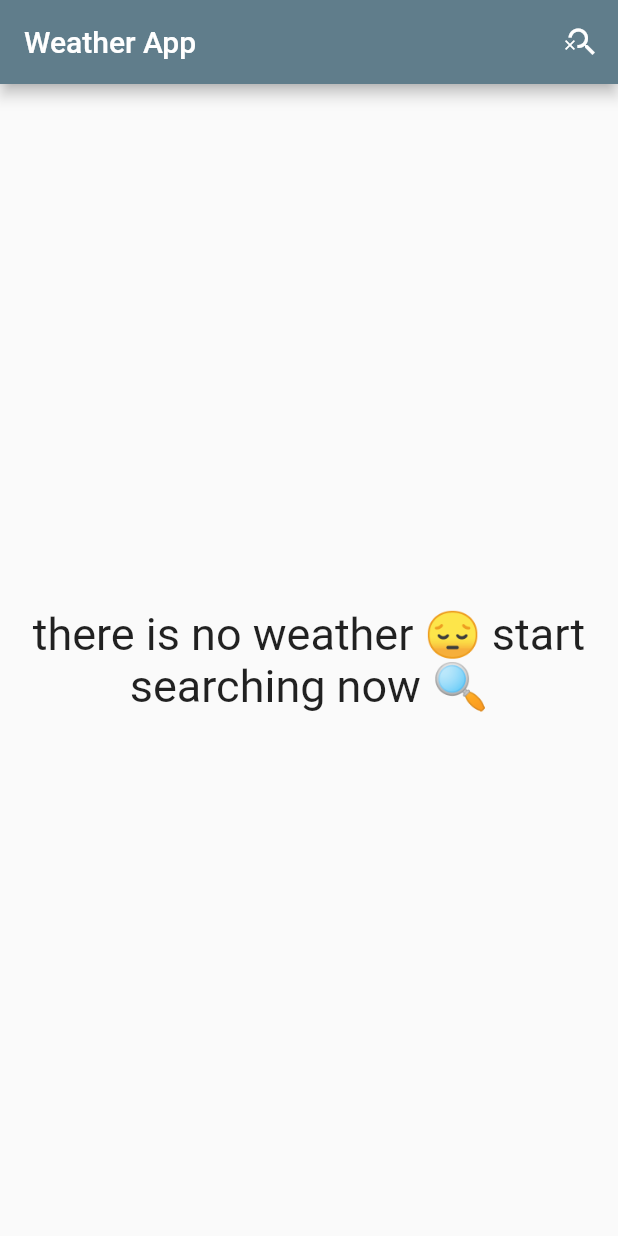
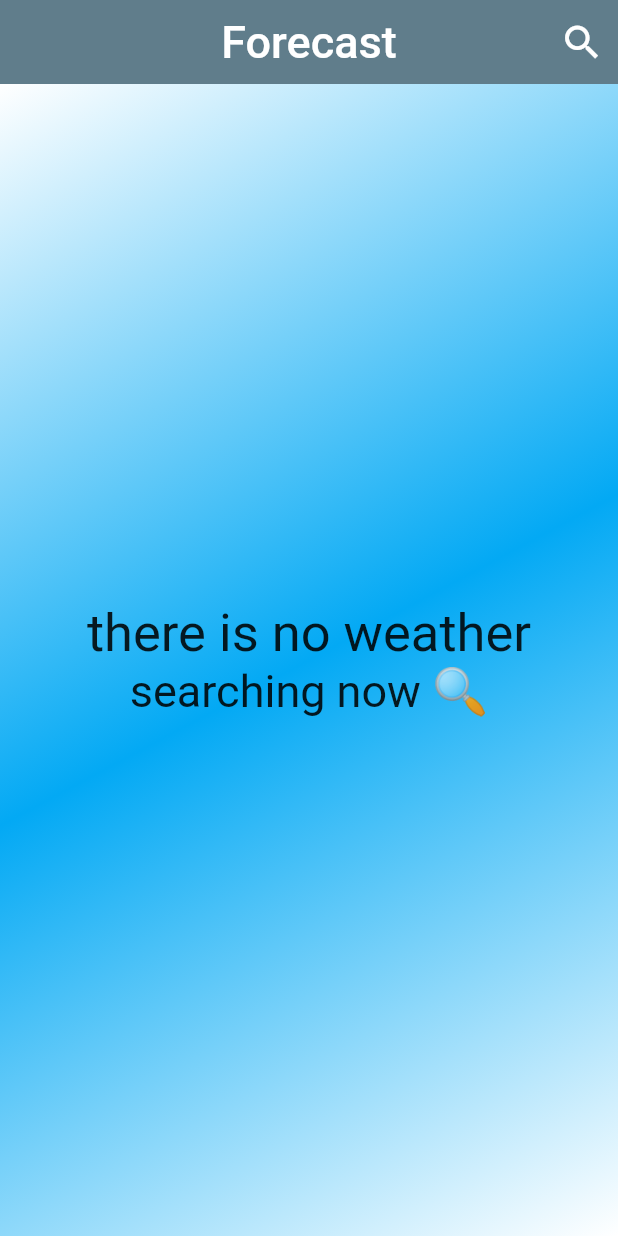
Before and after one commit to aliyounis0/update_weather_App, a Flutter app: the screen it shows after launch, on a phone screen of 412 x 824 dp. Run offline on Flutter 3.47's test engine with Material 2 defaults, Android fonts, the phone set to English and light mode, and no system bars; our stand-ins replace dio, flutter_bloc; Roboto replaces fonts that are missing (appFont).

Commit message:
refactor Ui

```diff
--- a/lib/main.dart
+++ b/lib/main.dart
@@ -20,8 +20,13 @@ class MyApp extends StatelessWidget {
         return BlocBuilder<WeatherCubit, WeatherStates>(
           builder: (context, state) {
             return MaterialApp(
+              debugShowCheckedModeBanner: false,
               home: const SplashView(),
               theme: ThemeData(
+                appBarTheme: const AppBarTheme(
+                  elevation: 0,
+                ),
+                fontFamily: "appFont",
                 primarySwatch: getAppColor(
                   BlocProvider.of<WeatherCubit>(context)
                       .weatherModel
--- a/lib/models/weather_model.dart
+++ b/lib/models/weather_model.dart
@@ -1,6 +1,6 @@
 class WeatherModel {
   final String cityName;
-  final String lastUpdate;
+  final DateTime lastUpdate;
   final String image;
   final double maxTemp;
   final double minTemp;
@@ -20,7 +20,7 @@ class WeatherModel {
   factory WeatherModel.fromJSON(Map<String, dynamic> json) {
     return WeatherModel(
       cityName: json["location"]["name"],
-      lastUpdate: json["current"]["last_updated"],
+      lastUpdate: DateTime.parse(json["current"]["last_updated"]),
       image: json["forecast"]["forecastday"][0]["day"]["condition"]["icon"],
       maxTemp: json["forecast"]["forecastday"][0]["day"]["maxtemp_c"],
       minTemp: json["forecast"]["forecastday"][0]["day"]["mintemp_c"],
--- a/lib/views/home_view.dart
+++ b/lib/views/home_view.dart
@@ -14,7 +14,14 @@ class HomeView extends StatelessWidget {
   Widget build(BuildContext context) {
     return Scaffold(
         appBar: AppBar(
-          title: const Text('Weather App'),
+          centerTitle: true,
+          elevation: 0,
+          title: const Text(
+            'Forecast',
+            style: TextStyle(
+              fontSize: 30,
+            ),
+          ),
           actions: [
             IconButton(
               onPressed: () {
@@ -24,7 +31,10 @@ class HomeView extends StatelessWidget {
                   ),
                 );
               },
-              icon: const Icon(Icons.search_off_outlined),
+              icon: const Icon(
+                Icons.search_outlined,
+                size: 30,
+              ),
             ),
           ],
         ),
--- a/lib/widgets/no_weather_body.dart
+++ b/lib/widgets/no_weather_body.dart
@@ -7,16 +7,27 @@ class NoWeatherBody extends StatelessWidget {
 
   @override
   Widget build(BuildContext context) {
-    return const Padding(
-      padding: EdgeInsets.symmetric(horizontal: 16),
-      child: Center(
+    return Container(
+      width: double.infinity,
+      decoration: const BoxDecoration(
+          gradient: LinearGradient(
+              end: Alignment.topLeft,
+              begin: Alignment.bottomRight,
+              colors: [
+            Colors.white,
+            Colors.lightBlue,
+            Colors.white,
+          ])),
+      child: const Padding(
+        padding: EdgeInsets.symmetric(horizontal: 30),
         child: Column(
-          mainAxisSize: MainAxisSize.min,
+          mainAxisAlignment: MainAxisAlignment.center,
+          crossAxisAlignment: CrossAxisAlignment.center,
           children: [
             Text(
-              'there is no weather 😔 start',
+              'there is no weather',
               style: TextStyle(
-                fontSize: 30,
+                fontSize: 35,
               ),
             ),
             Text(
```
Also changed, not shown: lib/views/search_view.dart (+26 -3 lines), lib/views/splash_view.dart (+33 -1 lines), lib/widgets/weather_info_body.dart (+10 -5 lines), pubspec.yaml (+6 -5 lines), assets/fonts/Agbalumo-Regular.ttf (added), assets/images/1.jpeg (added), assets/images/clear.png (deleted), assets/images/cloudy.png (deleted), assets/images/rainy.png (deleted), assets/images/snow.png (deleted), assets/images/thunderstorm.png (deleted), assets/images/weather_image.jpeg (added).
